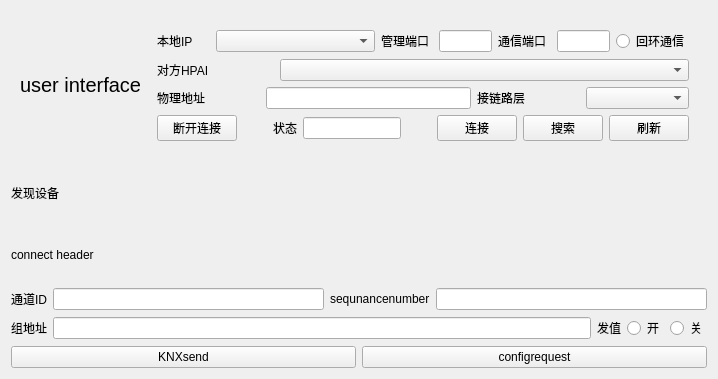
Old version of the form userface.ui in the repository nex-bin/myqtKNX01.
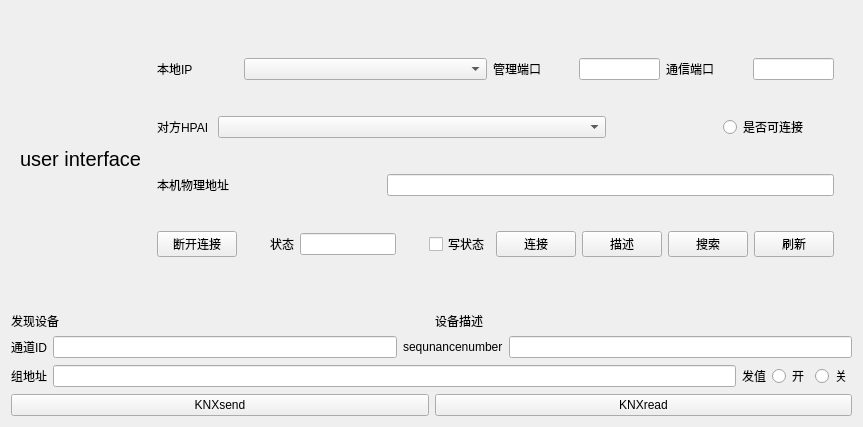
New version of the form.

Patch:
```diff
--- a/userface.ui
+++ b/userface.ui
@@ -6,22 +6,30 @@
    <rect>
     <x>0</x>
     <y>0</y>
-    <width>718</width>
-    <height>379</height>
+    <width>863</width>
+    <height>427</height>
    </rect>
   </property>
   <property name="windowTitle">
    <string>Form</string>
   </property>
+  <layout class="QGridLayout" name="gridLayout_4">
+   <item row="0" column="0">
   <layout class="QGridLayout" name="gridLayout_3">
-   <item row="1" column="0">
+     <item row="0" column="0">
     <widget class="QWidget" name="widget" native="true">
+       <property name="sizePolicy">
+        <sizepolicy hsizetype="Preferred" vsizetype="Minimum">
+         <horstretch>0</horstretch>
+         <verstretch>0</verstretch>
+        </sizepolicy>
+       </property>
      <layout class="QGridLayout" name="gridLayout_2">
       <item row="0" column="2">
        <widget class="QWidget" name="widget_2" native="true">
         <layout class="QVBoxLayout" name="verticalLayout_3">
          <item>
-          <layout class="QHBoxLayout" name="horizontalLayout_5" stretch="1,3,1,1,1,1,1">
+            <layout class="QHBoxLayout" name="horizontalLayout_5" stretch="1,3,1,1,1,1">
            <item>
             <widget class="QLabel" name="label_4">
              <property name="text">
@@ -52,51 +60,67 @@
            <item>
             <widget class="QLineEdit" name="lineEdit_4"/>
            </item>
-           <item>
-            <widget class="QRadioButton" name="radioButton">
-             <property name="text">
-              <string>回环通信</string>
-             </property>
-            </widget>
-           </item>
           </layout>
          </item>
          <item>
-          <layout class="QHBoxLayout" name="horizontalLayout_6" stretch="2,7">
+            <layout class="QHBoxLayout" name="horizontalLayout_6" stretch="1,7,2,2">
            <item>
             <widget class="QLabel" name="label_5">
+               <property name="sizePolicy">
+                <sizepolicy hsizetype="Minimum" vsizetype="Preferred">
+                 <horstretch>0</horstretch>
+                 <verstretch>0</verstretch>
+                </sizepolicy>
+               </property>
              <property name="text">
               <string>对方HPAI</string>
              </property>
             </widget>
            </item>
            <item>
-            <widget class="QComboBox" name="comboBox_3"/>
+              <widget class="QComboBox" name="comboBox_3">
+               <property name="sizePolicy">
+                <sizepolicy hsizetype="Expanding" vsizetype="Fixed">
+                 <horstretch>0</horstretch>
+                 <verstretch>0</verstretch>
+                </sizepolicy>
+               </property>
+              </widget>
+             </item>
+             <item>
+              <spacer name="horizontalSpacer_2">
+               <property name="orientation">
+                <enum>Qt::Orientation::Horizontal</enum>
+               </property>
+               <property name="sizeHint" stdset="0">
+                <size>
+                 <width>40</width>
+                 <height>20</height>
+                </size>
+               </property>
+              </spacer>
+             </item>
+             <item>
+              <widget class="QRadioButton" name="radioButton_4">
+               <property name="text">
+                <string>是否可连接</string>
+               </property>
+              </widget>
            </item>
           </layout>
          </item>
          <item>
-          <layout class="QHBoxLayout" name="horizontalLayout_9" stretch="1,2,1,1">
+            <layout class="QHBoxLayout" name="horizontalLayout_9" stretch="1,2">
            <item>
             <widget class="QLabel" name="label_7">
              <property name="text">
-              <string>物理地址</string>
+                <string>本机物理地址</string>
              </property>
             </widget>
            </item>
            <item>
             <widget class="QLineEdit" name="lineEdit"/>
            </item>
-           <item>
-            <widget class="QLabel" name="label_8">
-             <property name="text">
-              <string>接链路层</string>
-             </property>
-            </widget>
-           </item>
-           <item>
-            <widget class="QComboBox" name="comboBox_5"/>
-           </item>
           </layout>
          </item>
          <item>
@@ -144,6 +168,13 @@
              </property>
             </spacer>
            </item>
+             <item>
+              <widget class="QCheckBox" name="checkBox">
+               <property name="text">
+                <string>写状态</string>
+               </property>
+              </widget>
+             </item>
            <item>
             <widget class="QPushButton" name="pushButton_5">
              <property name="text">
@@ -151,6 +182,13 @@
              </property>
             </widget>
            </item>
+             <item>
+              <widget class="QPushButton" name="pushButton_7">
+               <property name="text">
+                <string>描述</string>
+               </property>
+              </widget>
+             </item>
            <item>
             <widget class="QPushButton" name="pushButton_2">
              <property name="text">
@@ -188,10 +226,24 @@
      </layout>
     </widget>
    </item>
-   <item row="2" column="0">
+     <item row="1" column="0">
+      <layout class="QHBoxLayout" name="horizontalLayout_4">
+       <item>
     <layout class="QVBoxLayout" name="verticalLayout">
      <item>
       <widget class="QLabel" name="label_9">
+           <property name="sizePolicy">
+            <sizepolicy hsizetype="Preferred" vsizetype="Minimum">
+             <horstretch>0</horstretch>
+             <verstretch>0</verstretch>
+            </sizepolicy>
+           </property>
+           <property name="maximumSize">
+            <size>
+             <width>16777215</width>
+             <height>20</height>
+            </size>
+           </property>
        <property name="text">
         <string>发现设备</string>
        </property>
@@ -202,21 +254,29 @@
      </item>
     </layout>
    </item>
-   <item row="3" column="0">
-    <layout class="QVBoxLayout" name="verticalLayout_4">
+       <item>
+        <layout class="QVBoxLayout" name="verticalLayout_2">
      <item>
       <widget class="QLabel" name="label_13">
+           <property name="sizePolicy">
+            <sizepolicy hsizetype="Preferred" vsizetype="Fixed">
+             <horstretch>0</horstretch>
+             <verstretch>0</verstretch>
+            </sizepolicy>
+           </property>
        <property name="text">
-        <string>connect header</string>
+            <string>设备描述</string>
        </property>
       </widget>
      </item>
      <item>
-      <layout class="QVBoxLayout" name="verticalLayout_2"/>
+          <layout class="QVBoxLayout" name="verticalLayout_4"/>
      </item>
     </layout>
    </item>
-   <item row="4" column="0">
+      </layout>
+     </item>
+     <item row="2" column="0">
     <layout class="QVBoxLayout" name="verticalLayout_5">
      <item>
       <layout class="QHBoxLayout" name="horizontalLayout">
@@ -293,9 +353,11 @@
        <item>
         <widget class="QPushButton" name="pushButton_3">
          <property name="text">
-          <string>configrequest</string>
-         </property>
-        </widget>
+            <string>KNXread</string>
+           </property>
+          </widget>
+         </item>
+        </layout>
        </item>
       </layout>
      </item>
```
Lines whose indentation alone changed are shown as unchanged.
